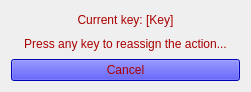
The window that ui/setkeydialog.ui (maloney96/SPACE_INV_8080_EMULATOR) describes before a commit, drawn with Qt 5.
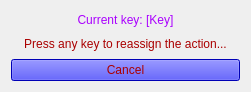
The same window after the commit. Icons and pictures are not drawn.

```diff
--- a/ui/setkeydialog.ui
+++ b/ui/setkeydialog.ui
@@ -24,8 +24,8 @@
    <item>
     <widget class="QLabel" name="currentKeyLabel">
      <property name="styleSheet">
-      <string notr="true">color: rgb(170, 0, 0);
-font: 900 9pt &quot;Segoe UI&quot;;</string>
+      <string notr="true">color: rgb(170, 0, 255);
+font: 16pt &quot;Cooper Black&quot;;</string>
      </property>
      <property name="text">
       <string>Current key: [Key]</string>
```
Left out of the diff: 6 changed lines with no effect on the pictures.
